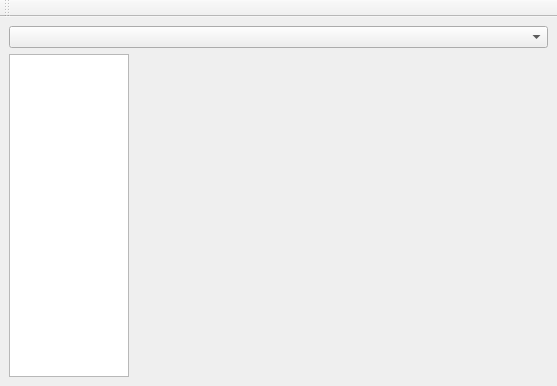
Before: the Qt Designer form src/example/UIMain.ui in pasnox/qodeedit, drawn with Qt 5.
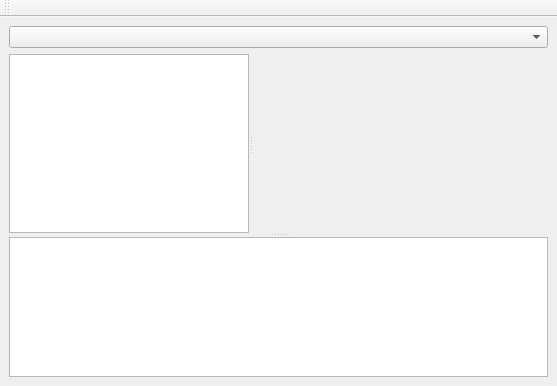
After: the same form once the commit is applied. Custom widgets are drawn as their Qt base class.

Commit message: Install custom message handler on UIMain.

What changed in the file:
```diff
--- a/src/example/UIMain.ui
+++ b/src/example/UIMain.ui
@@ -11,27 +11,77 @@
    </rect>
   </property>
   <widget class="QWidget" name="centralwidget">
-   <layout class="QGridLayout" name="gridLayout">
-    <item row="1" column="1">
-     <widget class="QStackedWidget" name="swEditors"/>
-    </item>
-    <item row="1" column="0">
-     <widget class="QListWidget" name="lwEditors">
-      <property name="maximumSize">
-       <size>
-        <width>120</width>
-        <height>16777215</height>
-       </size>
-      </property>
-     </widget>
-    </item>
-    <item row="0" column="0" colspan="2">
+   <layout class="QVBoxLayout" name="verticalLayout">
+    <item>
      <widget class="Syntax::ComboBox" name="cbSyntax">
       <property name="sizeAdjustPolicy">
        <enum>QComboBox::AdjustToContents</enum>
       </property>
      </widget>
     </item>
+    <item>
+     <widget class="QSplitter" name="splitter_2">
+      <property name="orientation">
+       <enum>Qt::Vertical</enum>
+      </property>
+      <widget class="QSplitter" name="splitter">
+       <property name="orientation">
+        <enum>Qt::Horizontal</enum>
+       </property>
+       <widget class="QListWidget" name="lwEditors">
+        <property name="sizePolicy">
+         <sizepolicy hsizetype="Preferred" vsizetype="Expanding">
+          <horstretch>0</horstretch>
+          <verstretch>0</verstretch>
+         </sizepolicy>
+        </property>
+        <property name="maximumSize">
+         <size>
+          <width>240</width>
+          <height>16777215</height>
+         </size>
+        </property>
+       </widget>
+       <widget class="QStackedWidget" name="swEditors">
+        <property name="sizePolicy">
+         <sizepolicy hsizetype="Expanding" vsizetype="Expanding">
+          <horstretch>0</horstretch>
+          <verstretch>0</verstretch>
+         </sizepolicy>
+        </property>
+       </widget>
+      </widget>
+      <widget class="QPlainTextEdit" name="pteDebug">
+       <property name="sizePolicy">
+        <sizepolicy hsizetype="Expanding" vsizetype="Preferred">
+         <horstretch>0</horstretch>
+         <verstretch>0</verstretch>
+        </sizepolicy>
+       </property>
+       <property name="maximumSize">
+        <size>
+         <width>16777215</width>
+         <height>140</height>
+        </size>
+       </property>
+       <property name="tabChangesFocus">
+        <bool>true</bool>
+       </property>
+       <property name="undoRedoEnabled">
+        <bool>false</bool>
+       </property>
+       <property name="lineWrapMode">
+        <enum>QPlainTextEdit::NoWrap</enum>
+       </property>
+       <property name="readOnly">
+        <bool>true</bool>
+       </property>
+       <property name="tabStopWidth">
+        <number>40</number>
+       </property>
+      </widget>
+     </widget>
+    </item>
    </layout>
   </widget>
   <widget class="QToolBar" name="toolBar">
```
The commit also changes 2 other files.
